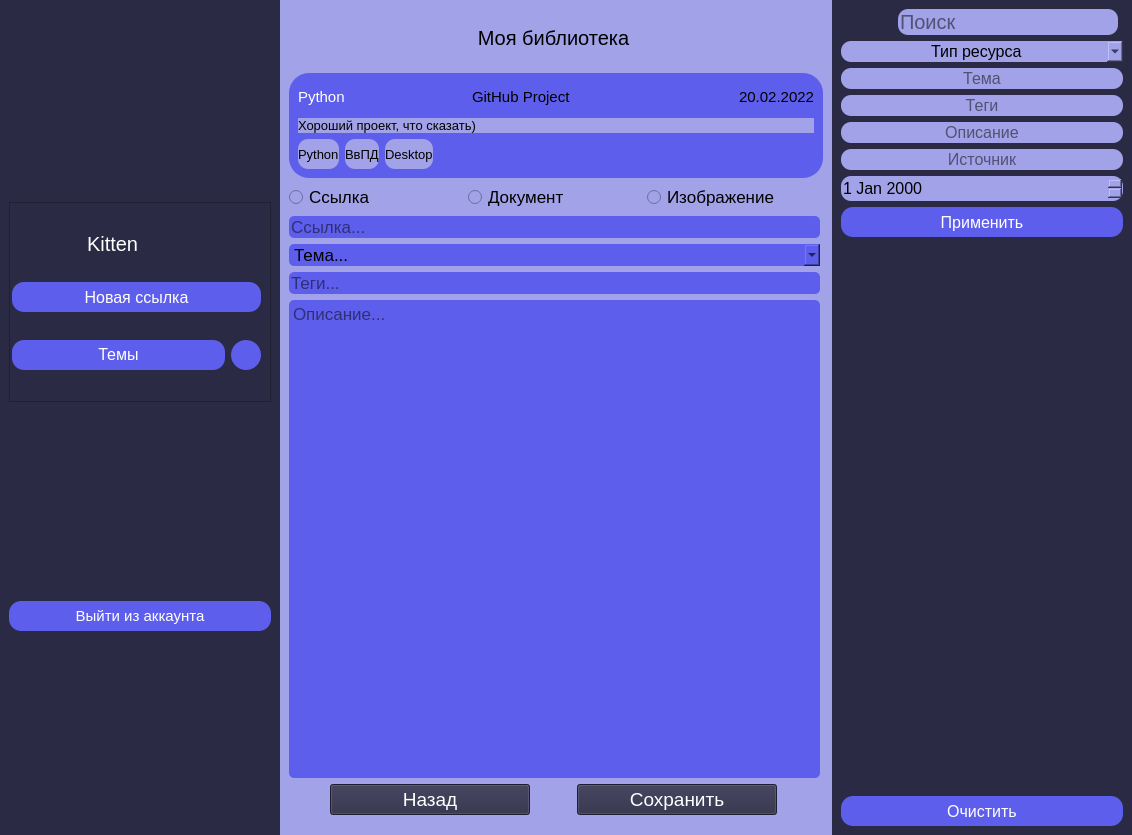
Above: orig.ui from Liqror/Links-agregator before the change. Below: the same form after it.
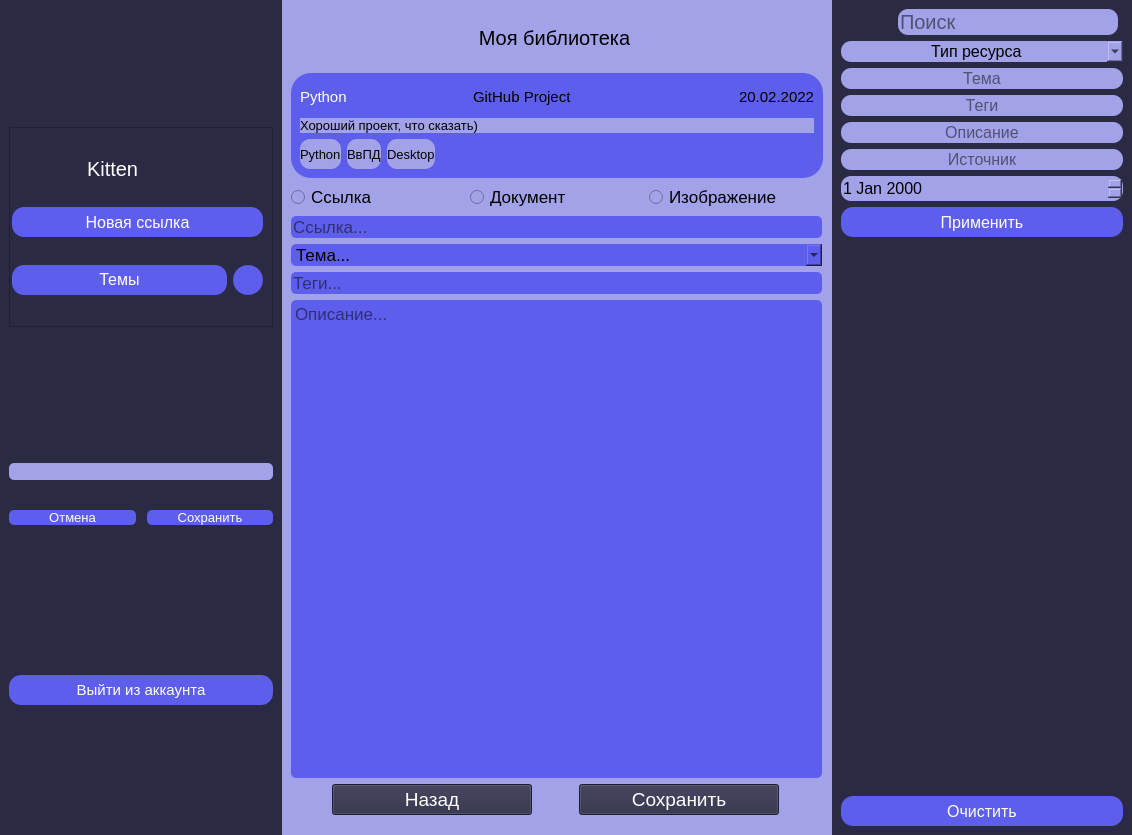
That is the form after the change. Icons and pictures are not drawn.

```diff
--- a/orig.ui
+++ b/orig.ui
@@ -217,7 +217,7 @@
               </widget>
              </item>
              <item>
-              <widget class="QLabel" name="plas">
+              <widget class="QPushButton" name="plus">
                <property name="maximumSize">
                 <size>
                  <width>30</width>
@@ -238,8 +238,122 @@
                <property name="pixmap">
                 <pixmap>Pic/другой плюс.png</pixmap>
                </property>
-               <property name="scaledContents">
-                <bool>true</bool>
+               <property name="iconSize">
+                <size>
+                 <width>30</width>
+                 <height>30</height>
+                </size>
+               </property>
+              </widget>
+             </item>
+            </layout>
+           </widget>
+          </item>
+         </layout>
+        </widget>
+       </item>
+       <item>
+        <widget class="QFrame" name="addThemeFrame">
+         <property name="maximumSize">
+          <size>
+           <width>16777215</width>
+           <height>100</height>
+          </size>
+         </property>
+         <layout class="QVBoxLayout" name="verticalLayout_3">
+          <property name="leftMargin">
+           <number>0</number>
+          </property>
+          <property name="topMargin">
+           <number>0</number>
+          </property>
+          <property name="rightMargin">
+           <number>0</number>
+          </property>
+          <property name="bottomMargin">
+           <number>0</number>
+          </property>
+          <item>
+           <widget class="QLineEdit" name="lineEdit">
+            <property name="font">
+             <font>
+              <pointsize>10</pointsize>
+             </font>
+            </property>
+            <property name="styleSheet">
+             <string notr="true">background: #A2A2E8;
+border-radius: 5px;</string>
+            </property>
+           </widget>
+          </item>
+          <item>
+           <widget class="QFrame" name="horizontalFrame">
+            <property name="maximumSize">
+             <size>
+              <width>16777215</width>
+              <height>40</height>
+             </size>
+            </property>
+            <layout class="QHBoxLayout" name="horizontalLayout_4">
+             <property name="leftMargin">
+              <number>0</number>
+             </property>
+             <property name="topMargin">
+              <number>0</number>
+             </property>
+             <property name="rightMargin">
+              <number>0</number>
+             </property>
+             <property name="bottomMargin">
+              <number>0</number>
+             </property>
+             <item>
+              <widget class="QPushButton" name="cancelThemeButton">
+               <property name="font">
+                <font>
+                 <pointsize>10</pointsize>
+                </font>
+               </property>
+               <property name="styleSheet">
+                <string notr="true">background: #5E5EEC;
+border-radius: 5px;
+color: rgb(255, 255, 255);</string>
+               </property>
+               <property name="text">
+                <string>Отмена</string>
+               </property>
+              </widget>
+             </item>
+             <item>
+              <spacer name="horizontalSpacer">
+               <property name="orientation">
+                <enum>Qt::Horizontal</enum>
+               </property>
+               <property name="sizeType">
+                <enum>QSizePolicy::Fixed</enum>
+               </property>
+               <property name="sizeHint" stdset="0">
+                <size>
+                 <width>5</width>
+                 <height>20</height>
+                </size>
+               </property>
+              </spacer>
+             </item>
+             <item>
+              <widget class="QPushButton" name="saveThemeButton">
+               <property name="font">
+                <font>
+                 <pointsize>10</pointsize>
+                </font>
+               </property>
+               <property name="styleSheet">
+                <string notr="true">background: #5E5EEC;
+border-radius: 5px;
+color: rgb(255, 255, 255);</string>
+               </property>
+               <property name="text">
+                <string>Сохранить</string>
                </property>
               </widget>
              </item>
```
Left out of the diff: 8 changed lines with no effect on the pictures.
